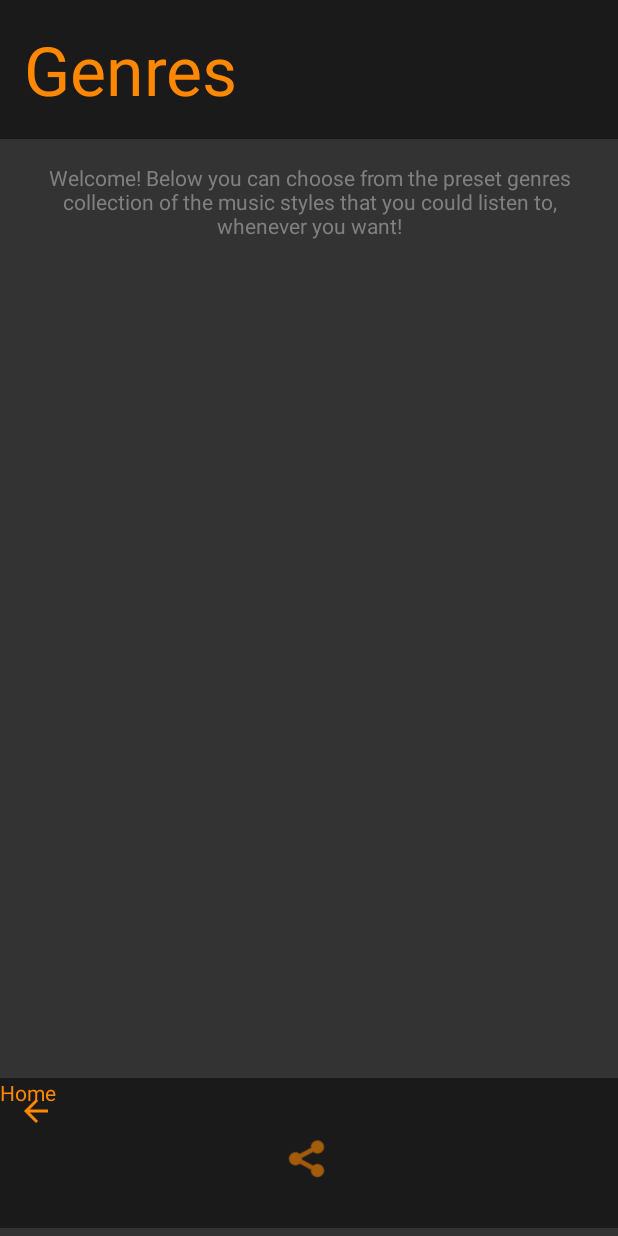
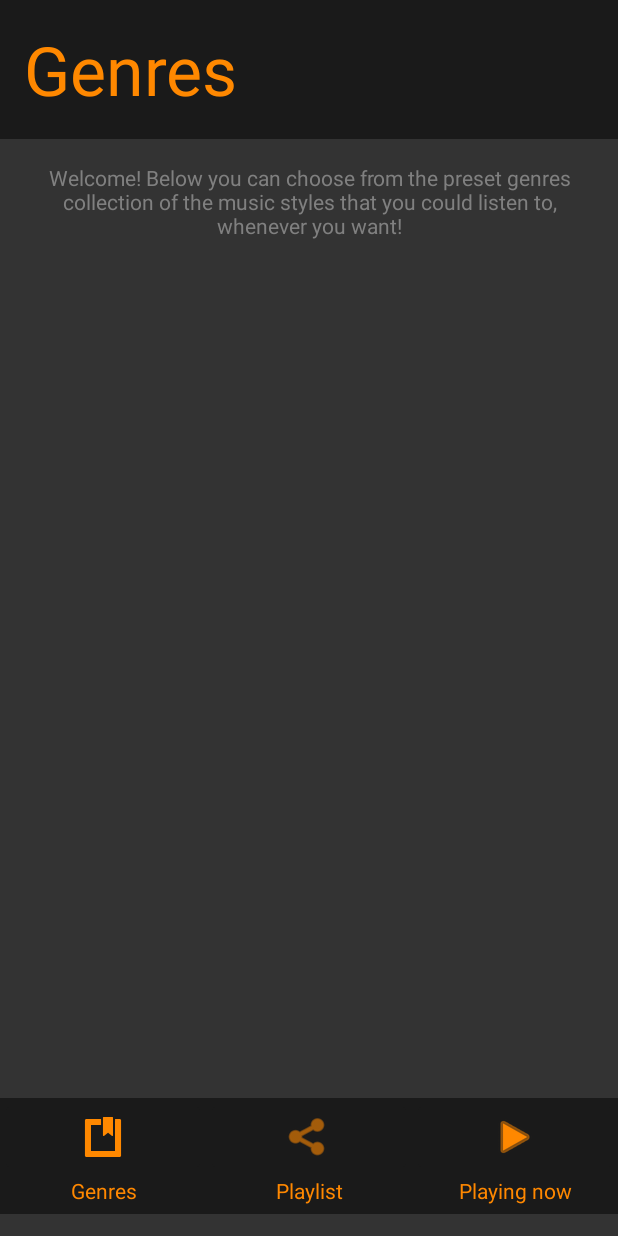
Before and after one commit to tr0lczyk/TheGreatPlayer, an Android app: the layout activity_main.xml on its own in the app's theme, with its tools: preview values and no code run, on a phone screen of 412 x 824 dp. Run offline under Robolectric (Android 15) with nearby library versions, the phone set to English and light mode, and no system bars.

```diff
--- a/app/src/main/res/layout/activity_main.xml
+++ b/app/src/main/res/layout/activity_main.xml
@@ -36,14 +36,20 @@
     <GridView
         android:id="@+id/gridView"
         android:layout_width="0dp"
-        android:layout_height="344dp"
+        android:layout_height="wrap_content"
         app:layout_constraintEnd_toEndOf="parent"
         app:layout_constraintStart_toStartOf="parent"
-        app:layout_constraintTop_toBottomOf="@+id/intro_genres" />
+        app:layout_constraintTop_toBottomOf="@+id/intro_genres"
+        android:columnWidth="200dp"
+        android:numColumns="auto_fit"
+        android:verticalSpacing="10dp"
+        android:horizontalSpacing="10dp"
+        android:stretchMode="columnWidth"
+        android:gravity="center"/>
 
     <android.support.constraint.ConstraintLayout
         android:layout_width="0dp"
-        android:layout_height="100dp"
+        android:layout_height="77dp"
         android:background="@color/darkgrey"
         app:layout_constraintBottom_toBottomOf="parent"
         app:layout_constraintEnd_toEndOf="parent"
@@ -56,35 +62,79 @@
 
         <ImageButton
             android:id="@+id/imageButton"
-            android:layout_width="wrap_content"
+            android:layout_width="0dp"
             android:layout_height="wrap_content"
             android:backgroundTint="@color/darkgrey"
+            android:cropToPadding="true"
             android:tint="@android:color/holo_orange_dark"
-            app:srcCompat="?attr/homeAsUpIndicator"
-            tools:layout_editor_absoluteX="51dp"
-            tools:layout_editor_absoluteY="28dp" />
+            app:layout_constraintEnd_toStartOf="@+id/imageButton2"
+            app:layout_constraintHorizontal_bias="0.5"
+            app:layout_constraintStart_toStartOf="parent"
+            app:layout_constraintTop_toTopOf="parent"
+            app:srcCompat="@android:drawable/ic_input_get" />
 
         <TextView
             android:id="@+id/textView3"
-            android:layout_width="wrap_content"
+            android:layout_width="0dp"
             android:layout_height="wrap_content"
-            android:text="Home"
+            android:text="@string/genres"
+            android:textAlignment="center"
             android:textColor="@android:color/holo_orange_dark"
-            tools:layout_editor_absoluteX="51dp"
-            tools:layout_editor_absoluteY="72dp" />
+            app:layout_constraintEnd_toStartOf="@+id/textView4"
+            app:layout_constraintHorizontal_bias="0.5"
+            app:layout_constraintStart_toStartOf="parent"
+            app:layout_constraintTop_toBottomOf="@+id/imageButton" />
 
         <ImageButton
             android:id="@+id/imageButton2"
-            android:layout_width="wrap_content"
+            android:layout_width="0dp"
             android:layout_height="wrap_content"
-            android:layout_marginTop="8dp"
+            android:adjustViewBounds="false"
             android:backgroundTint="@color/darkgrey"
+            android:cropToPadding="true"
             android:tint="@android:color/holo_orange_dark"
-            app:layout_constraintBottom_toBottomOf="parent"
+            app:layout_constraintEnd_toStartOf="@+id/imageButton3"
+            app:layout_constraintHorizontal_bias="0.5"
+            app:layout_constraintStart_toEndOf="@+id/imageButton"
+            app:layout_constraintTop_toTopOf="parent"
+            app:srcCompat="@android:drawable/ic_menu_share" />
+
+        <ImageButton
+            android:id="@+id/imageButton3"
+            android:layout_width="0dp"
+            android:layout_height="wrap_content"
+            android:backgroundTint="@color/darkgrey"
+            android:cropToPadding="true"
+            android:tint="@android:color/holo_orange_dark"
+            app:layout_constraintEnd_toEndOf="parent"
+            app:layout_constraintHorizontal_bias="0.5"
+            app:layout_constraintStart_toEndOf="@+id/imageButton2"
+            app:layout_constraintTop_toTopOf="parent"
+            app:srcCompat="@android:drawable/ic_media_play" />
+
+        <TextView
+            android:id="@+id/textView4"
+            android:layout_width="0dp"
+            android:layout_height="wrap_content"
+            android:text="@string/playlist"
+            android:textAlignment="center"
+            android:textColor="@android:color/holo_orange_dark"
+            app:layout_constraintEnd_toStartOf="@+id/imageButton3"
             app:layout_constraintLeft_toLeftOf="parent"
             app:layout_constraintRight_toRightOf="parent"
-            app:layout_constraintTop_toTopOf="parent"
-            app:srcCompat="@android:drawable/ic_menu_share" />
+            app:layout_constraintStart_toStartOf="@+id/imageButton2"
+            app:layout_constraintTop_toBottomOf="@+id/imageButton2" />
+
+        <TextView
+            android:id="@+id/textView5"
+            android:layout_width="0dp"
+            android:layout_height="wrap_content"
+            android:text="@string/playing_now"
+            android:textAlignment="center"
+            android:textColor="@android:color/holo_orange_dark"
+            app:layout_constraintEnd_toEndOf="@+id/imageButton3"
+            app:layout_constraintStart_toStartOf="@+id/imageButton3"
+            app:layout_constraintTop_toBottomOf="@+id/imageButton3" />
     </android.support.constraint.ConstraintLayout>
 
 
--- a/app/src/main/res/values/strings.xml
+++ b/app/src/main/res/values/strings.xml
@@ -2,4 +2,6 @@
     <string name="app_name">TheGreatPlayer</string>
     <string name="genres">Genres</string>
     <string name="genres_text">Welcome! Below you can choose from the preset genres collection of the music styles that you could listen to, whenever you want!</string>
+    <string name="playlist">Playlist</string>
+    <string name="playing_now">Playing now</string>
 </resources>
```
Also changed, not shown: app/src/main/java/com/example/android/thegreatplayer/GenreObject.java (added, +25 -0 lines), app/src/main/java/com/example/android/thegreatplayer/MainActivity.java (+26 -0 lines), app/src/main/res/layout/grid_item.xml (added, +31 -0 lines), app/src/main/res/drawable/drums.jpg (added).
